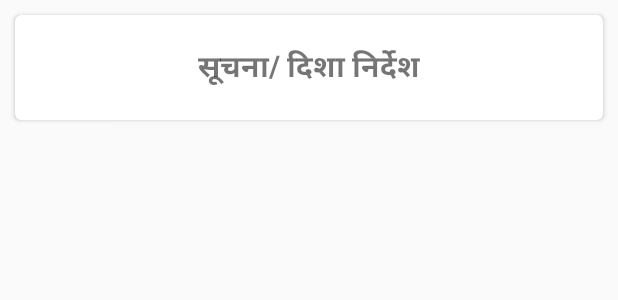
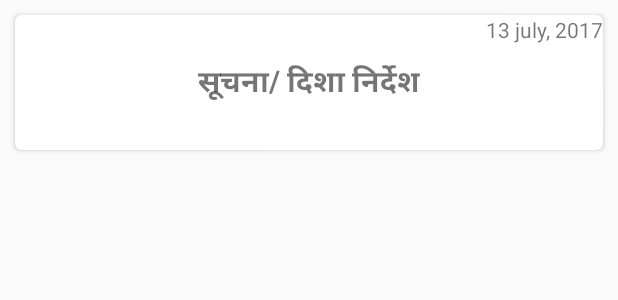
Before and after one commit to deepak15013/Sangoshthi-Phase-2, an Android app: the layout notification_item_row.xml on its own in the app's theme, with its tools: preview values and no code run, on a phone screen of 412 x 824 dp. Shown: the top 300 px of the screen. Run offline under Robolectric (Android 15) with nearby library versions, the phone set to English and light mode, and no system bars.

Commit message:
Notification timestamp added

```diff
--- a/app/src/main/res/layout/notification_item_row.xml
+++ b/app/src/main/res/layout/notification_item_row.xml
@@ -7,17 +7,31 @@
     android:layout_margin="10dp"
     app:cardCornerRadius="4dp">
 
+    <RelativeLayout
+        android:layout_width="match_parent"
+        android:layout_height="wrap_content">
+
         <TextView
             android:id="@+id/tv_notification"
             android:layout_width="wrap_content"
             android:layout_height="wrap_content"
             android:layout_gravity="center"
-        android:layout_margin="10dp"
+            android:layout_margin="20dp"
             android:padding="10dp"
             android:text="@string/placeholder_tv_notification"
             android:textStyle="bold"
             android:textSize="20sp"
-        android:gravity="center"/>
+            android:gravity="center"
+            android:layout_centerInParent="true"/>
 
+        <TextView
+            android:id="@+id/tv_notification_date"
+            android:layout_width="wrap_content"
+            android:layout_height="wrap_content"
+            android:text="@string/placeholder_tv_date"
+            android:layout_alignParentRight="true"
+            android:layout_alignParentEnd="true" />
+
+    </RelativeLayout>
 
 </android.support.v7.widget.CardView>
--- a/app/src/main/res/values/strings.xml
+++ b/app/src/main/res/values/strings.xml
@@ -46,6 +46,7 @@
     <string name="placeholder_tv_chronometer_start_show">00:00</string>
     <string name="placeholder_tv_notification">सूचना/ दिशा निर्देश</string>
     <string name="placeholder_tv_tutorial">विषय सूची</string>
+    <string name="placeholder_tv_date">13 july, 2017</string>
 
     <!-- Messages String -->
     <string name="progress_dialog_calling_broadcaster">कॉल की प्रतीक्षा करें</string>
```
Also changed, not shown: app/src/main/java/io/github/varunj/sangoshthi_ivr/adapters/NotificationsRecyclerViewAdapter.java (+7 -4 lines), app/src/main/java/io/github/varunj/sangoshthi_ivr/models/NotificationModel.java (+10 -0 lines). Lines whose indentation alone changed are shown as unchanged.
